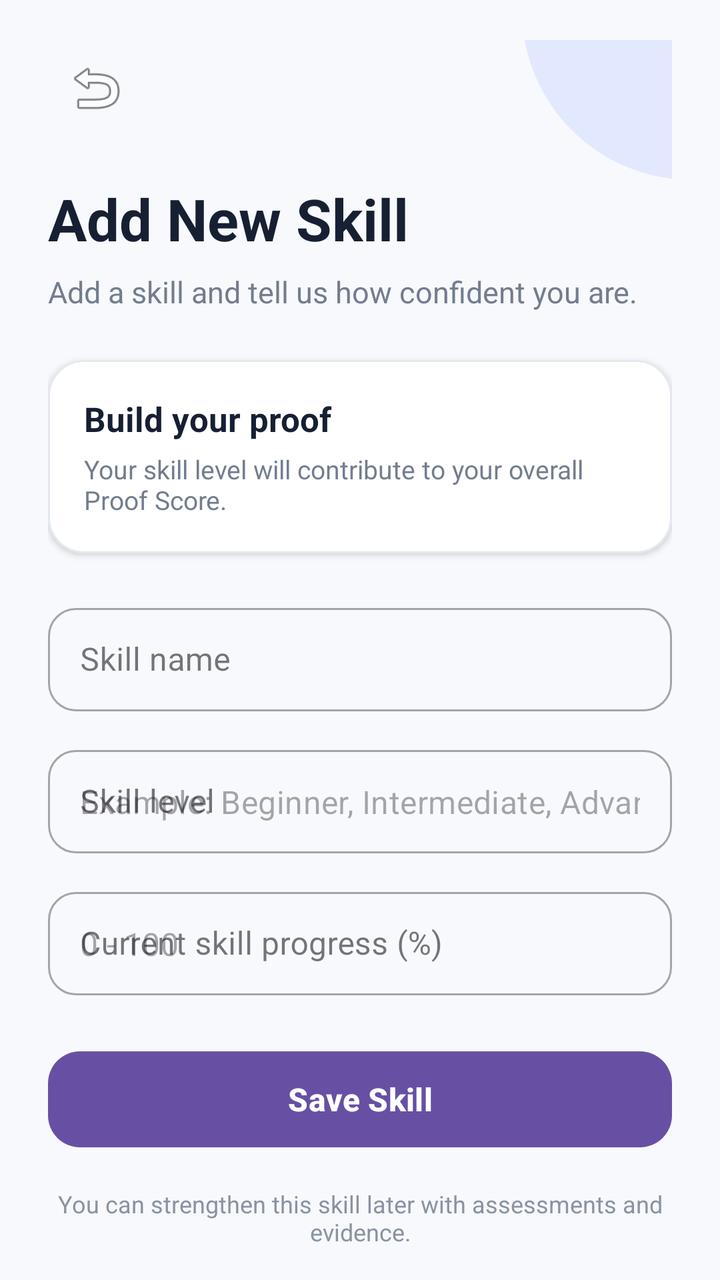
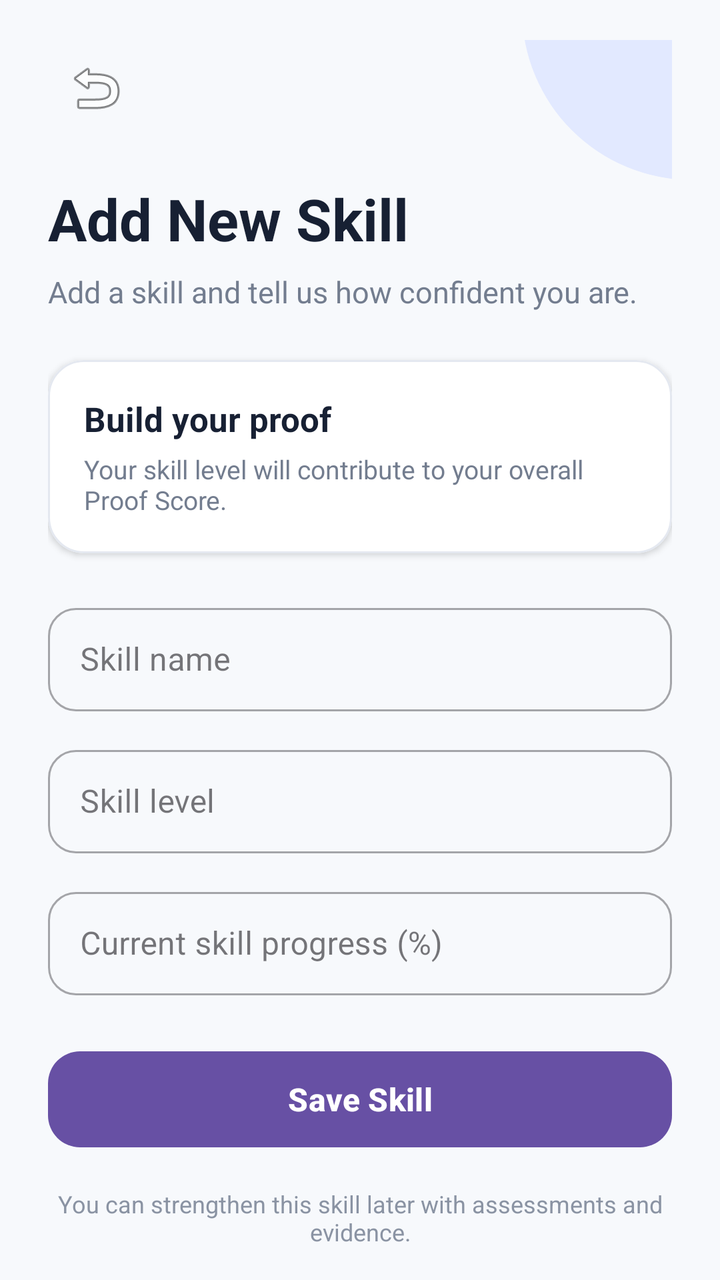

Two renders of the same Android screen: before a commit and after it. Below are the layout's source before the change and the commit's diff.
<!-- AndroidManifest.xml: application theme Theme.Skill_Proof_MAD_ASSIGNMENT_1 -->
<!-- res/layout/activity_add_skill.xml -->
<?xml version="1.0" encoding="utf-8"?>
<androidx.core.widget.NestedScrollView
    xmlns:android="http://schemas.android.com/apk/res/android"
    xmlns:app="http://schemas.android.com/apk/res-auto"
    xmlns:tools="http://schemas.android.com/tools"
    android:layout_width="match_parent"
    android:layout_height="match_parent"
    android:background="#F7F9FC"
    android:fillViewport="true"
    tools:context=".AddSkillActivity">

    <androidx.constraintlayout.widget.ConstraintLayout
        android:layout_width="match_parent"
        android:layout_height="wrap_content"
        android:paddingStart="24dp"
        android:paddingTop="20dp"
        android:paddingEnd="24dp"
        android:paddingBottom="32dp">

        
        
        

        <View
            android:id="@+id/topDecoration"
            android:layout_width="170dp"
            android:layout_height="170dp"
            android:background="@drawable/bg_login_circle"
            android:translationX="95dp"
            android:translationY="-100dp"
            app:layout_constraintEnd_toEndOf="parent"
            app:layout_constraintTop_toTopOf="parent" />

        
        
        

        <ImageButton
            android:id="@+id/btnBack"
            android:layout_width="48dp"
            android:layout_height="48dp"
            android:background="?attr/selectableItemBackgroundBorderless"
            android:contentDescription="Back"
            android:padding="12dp"
            android:src="@android:drawable/ic_menu_revert"
            app:layout_constraintStart_toStartOf="parent"
            app:layout_constraintTop_toTopOf="parent" />

        
        
        

        <TextView
            android:id="@+id/tvPageTitle"
            android:layout_width="0dp"
            android:layout_height="wrap_content"
            android:layout_marginTop="22dp"
            android:text="Add New Skill"
            android:textColor="#172033"
            android:textSize="29sp"
            android:textStyle="bold"
            app:layout_constraintEnd_toEndOf="parent"
            app:layout_constraintStart_toStartOf="parent"
            app:layout_constraintTop_toBottomOf="@id/btnBack" />

        
        
        

        <TextView
            android:id="@+id/tvSubtitle"
            android:layout_width="0dp"
            android:layout_height="wrap_content"
            android:layout_marginTop="7dp"
            android:text="Add a skill and tell us how confident you are."
            android:textColor="#737D8F"
            android:textSize="15sp"
            app:layout_constraintEnd_toEndOf="parent"
            app:layout_constraintStart_toStartOf="parent"
            app:layout_constraintTop_toBottomOf="@id/tvPageTitle" />

        
        
        

        <com.google.android.material.card.MaterialCardView
            android:id="@+id/infoCard"
            android:layout_width="0dp"
            android:layout_height="wrap_content"
            android:layout_marginTop="24dp"
            app:cardBackgroundColor="@android:color/white"
            app:cardCornerRadius="18dp"
            app:cardElevation="2dp"
            app:layout_constraintEnd_toEndOf="parent"
            app:layout_constraintStart_toStartOf="parent"
            app:layout_constraintTop_toBottomOf="@id/tvSubtitle"
            app:strokeColor="#E4E8F0"
            app:strokeWidth="1dp">

            <androidx.constraintlayout.widget.ConstraintLayout
                android:layout_width="match_parent"
                android:layout_height="wrap_content"
                android:padding="18dp">

                <TextView
                    android:id="@+id/tvInfoTitle"
                    android:layout_width="0dp"
                    android:layout_height="wrap_content"
                    android:text="Build your proof"
                    android:textColor="#172033"
                    android:textSize="17sp"
                    android:textStyle="bold"
                    app:layout_constraintEnd_toEndOf="parent"
                    app:layout_constraintStart_toStartOf="parent"
                    app:layout_constraintTop_toTopOf="parent" />

                <TextView
                    android:id="@+id/tvInfoDescription"
                    android:layout_width="0dp"
                    android:layout_height="wrap_content"
                    android:layout_marginTop="5dp"
                    android:text="Your skill level will contribute to your overall Proof Score."
                    android:textColor="#737D8F"
                    android:textSize="13sp"
                    app:layout_constraintEnd_toEndOf="parent"
                    app:layout_constraintStart_toStartOf="parent"
                    app:layout_constraintTop_toBottomOf="@id/tvInfoTitle" />

            </androidx.constraintlayout.widget.ConstraintLayout>

        </com.google.android.material.card.MaterialCardView>

        
        
        

        <com.google.android.material.textfield.TextInputLayout
            android:id="@+id/skillNameLayout"
            style="@style/Widget.MaterialComponents.TextInputLayout.OutlinedBox"
            android:layout_width="0dp"
            android:layout_height="wrap_content"
            android:layout_marginTop="22dp"
            android:hint="Skill name"
            app:boxCornerRadiusBottomEnd="14dp"
            app:boxCornerRadiusBottomStart="14dp"
            app:boxCornerRadiusTopEnd="14dp"
            app:boxCornerRadiusTopStart="14dp"
            app:layout_constraintEnd_toEndOf="parent"
            app:layout_constraintStart_toStartOf="parent"
            app:layout_constraintTop_toBottomOf="@id/infoCard">

            <com.google.android.material.textfield.TextInputEditText
                android:id="@+id/etSkillName"
                android:layout_width="match_parent"
                android:layout_height="wrap_content"
                android:inputType="textCapWords"
                android:maxLines="1"
                android:paddingTop="15dp"
                android:paddingBottom="15dp" />

        </com.google.android.material.textfield.TextInputLayout>

        
        
        

        <com.google.android.material.textfield.TextInputLayout
            android:id="@+id/skillLevelLayout"
            style="@style/Widget.MaterialComponents.TextInputLayout.OutlinedBox"
            android:layout_width="0dp"
            android:layout_height="wrap_content"
            android:layout_marginTop="14dp"
            android:hint="Skill level"
            app:boxCornerRadiusBottomEnd="14dp"
            app:boxCornerRadiusBottomStart="14dp"
            app:boxCornerRadiusTopEnd="14dp"
            app:boxCornerRadiusTopStart="14dp"
            app:layout_constraintEnd_toEndOf="parent"
            app:layout_constraintStart_toStartOf="parent"
            app:layout_constraintTop_toBottomOf="@id/skillNameLayout">

            <com.google.android.material.textfield.TextInputEditText
                android:id="@+id/etSkillLevel"
                android:layout_width="match_parent"
                android:layout_height="wrap_content"
                android:hint="Example: Beginner, Intermediate, Advanced"
                android:inputType="textCapWords"
                android:maxLines="1"
                android:paddingTop="15dp"
                android:paddingBottom="15dp" />

        </com.google.android.material.textfield.TextInputLayout>

        
        
        

        <com.google.android.material.textfield.TextInputLayout
            android:id="@+id/skillProgressLayout"
            style="@style/Widget.MaterialComponents.TextInputLayout.OutlinedBox"
            android:layout_width="0dp"
            android:layout_height="wrap_content"
            android:layout_marginTop="14dp"
            android:hint="Current skill progress (%)"
            app:boxCornerRadiusBottomEnd="14dp"
            app:boxCornerRadiusBottomStart="14dp"
            app:boxCornerRadiusTopEnd="14dp"
            app:boxCornerRadiusTopStart="14dp"
            app:layout_constraintEnd_toEndOf="parent"
            app:layout_constraintStart_toStartOf="parent"
            app:layout_constraintTop_toBottomOf="@id/skillLevelLayout">

            <com.google.android.material.textfield.TextInputEditText
                android:id="@+id/etSkillProgress"
                android:layout_width="match_parent"
                android:layout_height="wrap_content"
                android:hint="0 - 100"
                android:inputType="number"
                android:maxLength="3"
                android:maxLines="1"
                android:paddingTop="15dp"
                android:paddingBottom="15dp" />

        </com.google.android.material.textfield.TextInputLayout>

        
        
        

        <com.google.android.material.button.MaterialButton
            android:id="@+id/btnSaveSkill"
            android:layout_width="0dp"
            android:layout_height="56dp"
            android:layout_marginTop="24dp"
            android:text="Save Skill"
            android:textSize="16sp"
            android:textStyle="bold"
            app:cornerRadius="16dp"
            app:layout_constraintEnd_toEndOf="parent"
            app:layout_constraintStart_toStartOf="parent"
            app:layout_constraintTop_toBottomOf="@id/skillProgressLayout" />

        
        
        

        <TextView
            android:id="@+id/tvBottomHint"
            android:layout_width="0dp"
            android:layout_height="wrap_content"
            android:layout_marginTop="16dp"
            android:gravity="center"
            android:text="You can strengthen this skill later with assessments and evidence."
            android:textColor="#8A93A3"
            android:textSize="12sp"
            app:layout_constraintEnd_toEndOf="parent"
            app:layout_constraintStart_toStartOf="parent"
            app:layout_constraintTop_toBottomOf="@id/btnSaveSkill" />

    </androidx.constraintlayout.widget.ConstraintLayout>

</androidx.core.widget.NestedScrollView>
<!-- resources referenced by this layout -->
<resources>
  <!-- drawable bg_login_circle (drawable) -->
  <shape xmlns:android="http://schemas.android.com/apk/res/android"
      android:shape="oval">
  
      <solid android:color="#E2E9FF" />
  
  </shape>
  <style name="Theme.Skill_Proof_MAD_ASSIGNMENT_1" parent="Base.Theme.Skill_Proof_MAD_ASSIGNMENT_1" />
  <style name="Base.Theme.Skill_Proof_MAD_ASSIGNMENT_1" parent="Theme.Material3.DayNight.NoActionBar">
          
          
      </style>
</resources>

<!-- the commit's change to res/layout/activity_add_skill.xml (unified diff, before → after) -->
@@ -18,8 +18,6 @@
         android:paddingBottom="32dp">
 
         
-        
-        
 
         <View
             android:id="@+id/topDecoration"
@@ -31,8 +29,6 @@
             app:layout_constraintEnd_toEndOf="parent"
             app:layout_constraintTop_toTopOf="parent" />
 
-        
-        
         
 
         <ImageButton
@@ -47,8 +43,6 @@
             app:layout_constraintTop_toTopOf="parent" />
 
         
-        
-        
 
         <TextView
             android:id="@+id/tvPageTitle"
@@ -64,8 +58,6 @@
             app:layout_constraintTop_toBottomOf="@id/btnBack" />
 
         
-        
-        
 
         <TextView
             android:id="@+id/tvSubtitle"
@@ -79,8 +71,6 @@
             app:layout_constraintStart_toStartOf="parent"
             app:layout_constraintTop_toBottomOf="@id/tvPageTitle" />
 
-        
-        
         
 
         <com.google.android.material.card.MaterialCardView
@@ -131,8 +121,6 @@
         </com.google.android.material.card.MaterialCardView>
 
         
-        
-        
 
         <com.google.android.material.textfield.TextInputLayout
             android:id="@+id/skillNameLayout"
@@ -161,8 +149,6 @@
         </com.google.android.material.textfield.TextInputLayout>
 
         
-        
-        
 
         <com.google.android.material.textfield.TextInputLayout
             android:id="@+id/skillLevelLayout"
@@ -183,7 +169,6 @@
                 android:id="@+id/etSkillLevel"
                 android:layout_width="match_parent"
                 android:layout_height="wrap_content"
-                android:hint="Example: Beginner, Intermediate, Advanced"
                 android:inputType="textCapWords"
                 android:maxLines="1"
                 android:paddingTop="15dp"
@@ -191,8 +176,6 @@
 
         </com.google.android.material.textfield.TextInputLayout>
 
-        
-        
         
 
         <com.google.android.material.textfield.TextInputLayout
@@ -214,7 +197,6 @@
                 android:id="@+id/etSkillProgress"
                 android:layout_width="match_parent"
                 android:layout_height="wrap_content"
-                android:hint="0 - 100"
                 android:inputType="number"
                 android:maxLength="3"
                 android:maxLines="1"
@@ -223,8 +205,6 @@
 
         </com.google.android.material.textfield.TextInputLayout>
 
-        
-        
         
 
         <com.google.android.material.button.MaterialButton
@@ -241,8 +221,6 @@
             app:layout_constraintTop_toBottomOf="@id/skillProgressLayout" />
 
         
-        
-        
 
         <TextView
             android:id="@+id/tvBottomHint"
